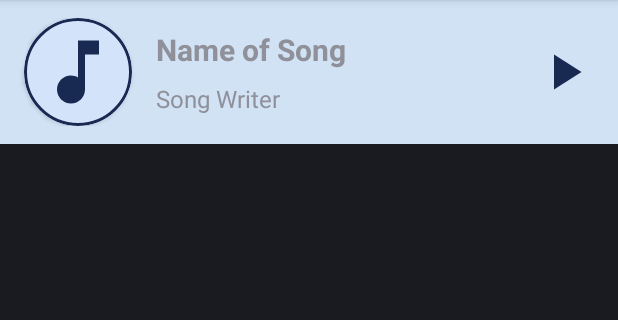
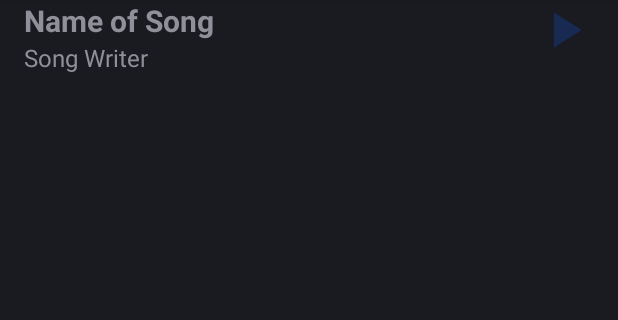
Before and after one commit to PhongNguyen1522/ImagePicker, an Android app: the layout layout_custom_notification.xml on its own in the app's theme, with its tools: preview values and no code run, on a phone screen of 412 x 824 dp, the part 84-404 px from its top. Run offline under Robolectric (Android 15) with nearby library versions, the phone set to English and light mode, and no system bars; network calls fail.

Commit message:
31-08 - Update music dialog - cm1

```diff
--- a/app/src/main/java/com/phongnn/imagepicker/ui/fragment/SongListDialogFragment.kt
+++ b/app/src/main/java/com/phongnn/imagepicker/ui/fragment/SongListDialogFragment.kt
@@ -55,6 +55,7 @@ class SongListDialogFragment(
     }
 
     override fun onDestroyView() {
+
         super.onDestroyView()
     }
 
--- a/app/src/main/res/layout/item_song.xml
+++ b/app/src/main/res/layout/item_song.xml
@@ -3,6 +3,7 @@
     xmlns:app="http://schemas.android.com/apk/res-auto"
     android:layout_width="match_parent"
     android:layout_height="wrap_content"
+    android:padding="8dp"
     android:orientation="vertical">
 
     <androidx.cardview.widget.CardView
@@ -22,6 +23,8 @@
                 android:layout_width="wrap_content"
                 android:layout_height="wrap_content"
                 android:text="Name of Song"
+                android:maxLines="1"
+                android:ellipsize="end"
                 android:textSize="20sp"
                 android:textStyle="bold" />
 
@@ -29,6 +32,8 @@
                 android:id="@+id/tv_song_writer_item"
                 android:layout_width="wrap_content"
                 android:layout_height="wrap_content"
+                android:maxLines="1"
+                android:ellipsize="end"
                 android:text="Song Writer"
                 android:textSize="16sp" />
         </androidx.appcompat.widget.LinearLayoutCompat>
--- a/app/src/main/res/layout/layout_custom_notification.xml
+++ b/app/src/main/res/layout/layout_custom_notification.xml
@@ -1,75 +1,45 @@
-<?xml version="1.0" encoding="utf-8"?>
-<androidx.constraintlayout.widget.ConstraintLayout xmlns:android="http://schemas.android.com/apk/res/android"
-    xmlns:app="http://schemas.android.com/apk/res-auto"
-    android:id="@+id/layout_music_player"
+<!-- custom_notification_layout.xml -->
+<RelativeLayout xmlns:android="http://schemas.android.com/apk/res/android"
     android:layout_width="match_parent"
     android:layout_height="wrap_content"
-    android:paddingVertical="12dp"
-    android:background="#D1E2F5"
-    app:layout_constraintBottom_toBottomOf="@id/guideline1"
-    app:layout_constraintEnd_toEndOf="parent"
-    app:layout_constraintStart_toStartOf="parent"
-    app:layout_constraintTop_toBottomOf="@+id/guideline">
+    android:orientation="horizontal">
 
-    <androidx.cardview.widget.CardView
-        android:id="@+id/cv_music_note"
-        android:layout_width="72dp"
-        android:layout_height="72dp"
-        android:layout_marginStart="16dp"
-        android:backgroundTint="#D2E3FA"
-        app:cardCornerRadius="100dp"
-        app:layout_constraintBottom_toBottomOf="parent"
-        app:layout_constraintStart_toStartOf="parent"
-        app:layout_constraintTop_toTopOf="parent">
 
-        <androidx.appcompat.widget.AppCompatImageView
-            android:layout_width="match_parent"
-            android:layout_height="match_parent"
-            android:background="@drawable/round_border"
-            android:padding="8dp"
-            android:scaleType="fitCenter"
-            android:src="@drawable/ic_music_note" />
+    <LinearLayout
+        android:layout_width="300dp"
+        android:layout_height="wrap_content"
+        android:layout_weight="1"
+        android:orientation="vertical">
 
-    </androidx.cardview.widget.CardView>
-
-    <androidx.appcompat.widget.AppCompatTextView
+        <TextView
             android:id="@+id/tv_song_name"
-        android:layout_width="0dp"
+            android:layout_width="wrap_content"
             android:layout_height="wrap_content"
             android:layout_marginStart="16dp"
             android:layout_marginEnd="16dp"
             android:text="Name of Song"
             android:textSize="20sp"
-        android:textStyle="bold"
-        app:layout_constraintBottom_toTopOf="@+id/tv_song_writer"
-        app:layout_constraintEnd_toStartOf="@+id/img_btn_play_pause"
-        app:layout_constraintStart_toEndOf="@+id/cv_music_note"
-        app:layout_constraintTop_toTopOf="@id/cv_music_note" />
+            android:textStyle="bold" />
 
-    <androidx.appcompat.widget.AppCompatTextView
+        <TextView
             android:id="@+id/tv_song_writer"
-        android:layout_width="0dp"
+            android:layout_width="wrap_content"
             android:layout_height="wrap_content"
             android:layout_marginStart="16dp"
             android:layout_marginEnd="16dp"
             android:text="Song Writer"
-        android:textSize="16sp"
-        app:layout_constraintBottom_toBottomOf="@+id/cv_music_note"
-        app:layout_constraintEnd_toStartOf="@+id/img_btn_play_pause"
-        app:layout_constraintStart_toEndOf="@+id/cv_music_note"
-        app:layout_constraintTop_toBottomOf="@+id/tv_song_name" />
+            android:textSize="16sp" />
+    </LinearLayout>
 
-    <androidx.appcompat.widget.AppCompatImageButton
-        android:id="@+id/img_btn_play_pause"
+    <Button
+        android:id="@+id/ic_play_pause"
         android:layout_width="40dp"
         android:layout_height="40dp"
+        android:layout_alignParentEnd="true"
+        android:layout_gravity="center_vertical"
         android:layout_marginEnd="16dp"
-        android:background="@null"
+        android:background="@drawable/ic_play"
+        android:backgroundTint="@null"
         android:scaleType="centerCrop"
-        android:src="@drawable/ic_play"
-        app:layout_constraintBottom_toBottomOf="parent"
-        app:layout_constraintEnd_toEndOf="parent"
-        app:layout_constraintTop_toTopOf="parent" />
-
-
-</androidx.constraintlayout.widget.ConstraintLayout>
+        android:visibility="visible" />
+</RelativeLayout>
```
Also changed, not shown: app/src/main/java/com/phongnn/imagepicker/MainActivity.kt (+25 -6 lines), app/src/main/java/com/phongnn/imagepicker/ui/notification/NotificationChannel.kt (+4 -7 lines), app/src/main/java/com/phongnn/imagepicker/ui/service/MusicService.kt (+50 -10 lines). Lines whose indentation alone changed are shown as unchanged.
